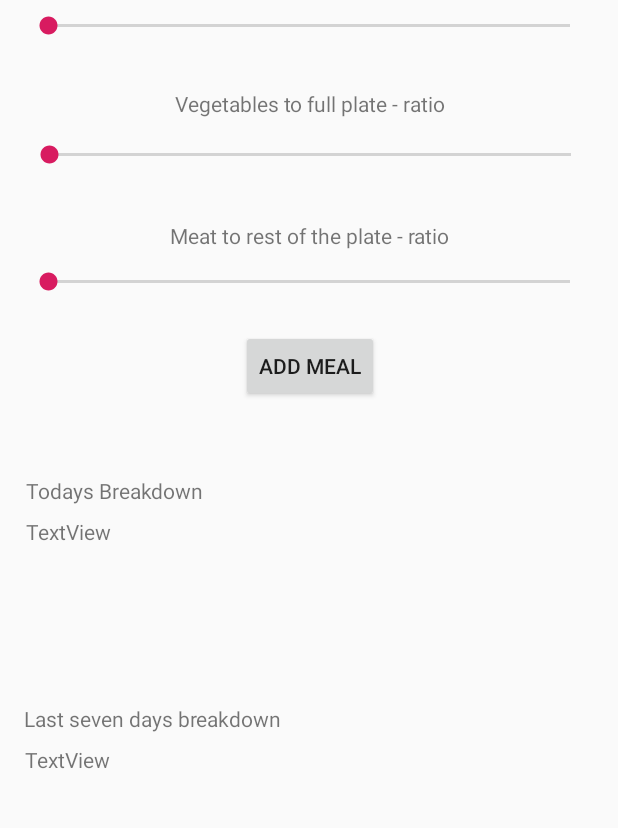
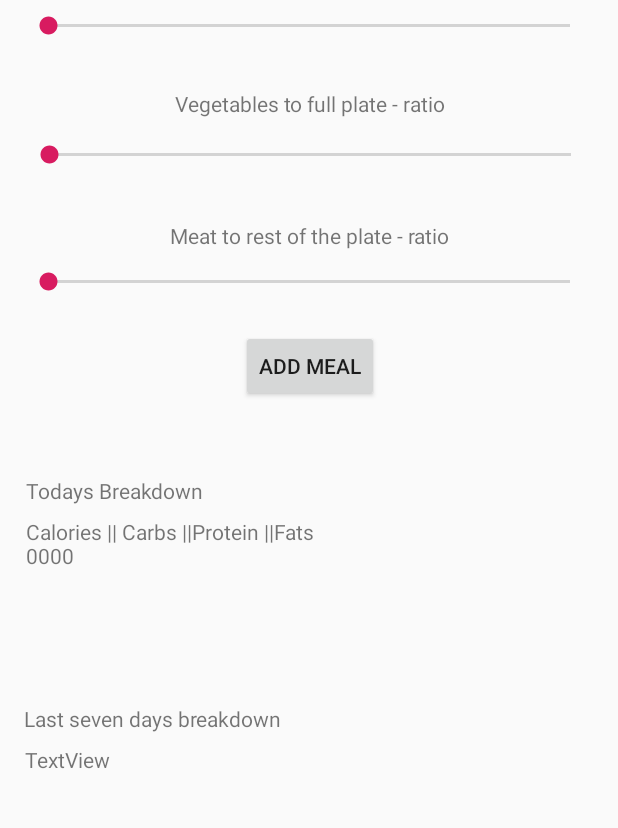
Before and after one commit to benjambo/iBeet, an Android app: the screen it shows after launch (FoodActivity), after a tap on "GOTO FOOD", on a phone screen of 412 x 824 dp, the part 251-1079 px from its top. Run offline under Robolectric (Android 15) with nearby library versions, the phone set to English and light mode, and no system bars.

Commit message:
- fixes in CalorieCalculator - FoodActivity set text fixed, not final version - sharedPreferences work in CalorieCalculator - comments

```diff
--- a/app/src/main/java/com/example/ibeet/CaloriesCalculator.java
+++ b/app/src/main/java/com/example/ibeet/CaloriesCalculator.java
@@ -39,7 +39,7 @@
  **************************************************************************************************/
 /***************************************************************************************************
  *
- *                      Calculator
+ *                      CaloriesCalculator
  *
  *  Input from user is meal in amounts (grams and division of plate, or preset)
  *  Input from preferences (Age, activity, preferred diet)
@@ -86,7 +86,13 @@ class CaloriesCalculator {
         FoodListGenerator foodListGenerator = new FoodListGenerator();
         calorieNeeds = foodListGenerator.getList();
         nutritionalCollection = new ArrayList<>();
+        nutritionalCollection.add(new double[]{0,0,0,0});
     }
+
+
+    public void setContext(Context context){
+        pref = context;
+    } //
 
     /**
      * Purge the old and set new plate values
@@ -115,6 +121,7 @@ class CaloriesCalculator {
         proteinGrams = ((0.2 * 0.3 * vegeWeight) + (0.25 * 0.9 * meatWeight));
         fatGrams = ((0.25 * 0.1 * meatWeight) + (0.05 * carbWeight));
 
+        update(calories, carbGrams, proteinGrams, fatGrams);
         /**
          * This is still in debugging mode
          */
@@ -124,7 +131,7 @@ class CaloriesCalculator {
 
 
     /**
-     * Update a nutritional breakdown into apps storage. The method indexes data by day
+     * Update a nutritional breakdown into app's storage. The method indexes data by day
      * @param calories : double
      * @param carbGrams : double
      * @param proteinGrams : double
@@ -134,11 +141,11 @@ class CaloriesCalculator {
 
         double[] newCollection = {calories, carbGrams, proteinGrams, fatGrams};
 
-        preferences_dates = pref.getSharedPreferences("DATES", Activity.MODE_PRIVATE);
+        preferences_dates = pref.getSharedPreferences("com.example.ibeet.DATES", Context.MODE_PRIVATE);
 
         //Get the time-difference between first launch and time now.
         long daysInMillis = 1000 * 60 * 60 * 24;    // = 24 hours in milliseconds
-        long daysDifferenceInMillis = (preferences_dates.getLong("CURRENT_DATE", 0) -
+         long daysDifferenceInMillis = (preferences_dates.getLong("CURRENT_DATE", 0) -
                             preferences_dates.getLong("FIRST_DATE",0));
 
         //following calculation should produce even number but one can never be too certain
@@ -146,10 +153,16 @@ class CaloriesCalculator {
                 / daysInMillis);
 
         //we will only store 7 days worth of usage history, so:
-        int weekDayRotationIndex = days % 7;
+        int weekDayRotationIndex;
+        if(days != 0) {
+            weekDayRotationIndex = days % 7;
+        } else {
+            weekDayRotationIndex = 0;
+        }
 
         //make sure we stack current days info, not overwrite it
         //when week passes, previous weekdays get overwritten.
+
         if(weekDayRotationIndex == currentDay){
             for(int i=0; i<4; i++){
                 double newValue = newCollection[i] +
@@ -179,6 +192,10 @@ class CaloriesCalculator {
      * @return double[] averageCollection
      */
     public double[] getWeeksAverageResults(){
+        //Funkion cannot resolve average for last seven days if there havent been seven days
+        if(nutritionalCollection.size()!=7){
+            return null;
+        }
         double averageValue = 0;
         double[] averageCollection = new double[4];
 
--- a/app/src/main/java/com/example/ibeet/FoodActivity.java
+++ b/app/src/main/java/com/example/ibeet/FoodActivity.java
@@ -9,8 +9,8 @@
  *          Calculate button -> CaloriesCalculator.class
  *
  *  Receives:
- *          Calories his day : int
- *          Calories this week : int
+ *          Nutritional values this day : int
+ *          Nutritional values this week : int
  *          daily nutrition comparison (calories, carbs, protein, fats : int, int, int, int)
  *          weekly nutritiom comparison (calories, carbs, protein, fats : int, int, int, int)
  *
@@ -20,6 +20,7 @@ package com.example.ibeet;
 
 import androidx.appcompat.app.AppCompatActivity;
 
+import android.content.Context;
 import android.os.Bundle;
 import android.view.View;
 import android.widget.Button;
@@ -27,6 +28,8 @@ import android.widget.SeekBar;
 import android.widget.TextView;
 import android.widget.Toast;
 
+import java.io.StringWriter;
+import java.text.DecimalFormat;
 import java.util.Locale;
 
 
@@ -34,7 +37,7 @@ public class FoodActivity extends AppCompatActivity {
 
     private double weight, vegetablePercentage, meatPercentage;
     private SeekBar sbWeight, sbVege, sbMeat;
-    private Button calculate;
+    private Button btnCalculate;
     private TextView dayTxtV, weekTxtV;
 
     @Override
@@ -46,9 +49,17 @@ public class FoodActivity extends AppCompatActivity {
         sbWeight = findViewById(R.id.sbWeight);
         sbVege = findViewById(R.id.sbVege);
         sbMeat = findViewById(R.id.sbMeat);
-        calculate = findViewById(R.id.calculatePlateBtn);
+        btnCalculate = findViewById(R.id.calculatePlateBtn);
+
+        //textviews
         dayTxtV = findViewById(R.id.dayBreakdownTxt);
         weekTxtV = findViewById(R.id.weekBreakdownTxt);
+
+        //initialize textfields
+        setText();
+
+        //Give singleton context, so it can access sharedPreferences
+        CaloriesCalculator.getInstance().setContext(this);
 
         sbWeight.setOnSeekBarChangeListener(new SeekBar.OnSeekBarChangeListener() {
             @Override
@@ -99,12 +110,13 @@ public class FoodActivity extends AppCompatActivity {
             }
         });
 
-        calculate.setOnClickListener(new View.OnClickListener() {
+        btnCalculate.setOnClickListener(new View.OnClickListener() {
             @Override
             public void onClick(View v) {
                 double finalWeight = (1000 * (weight/100) + 50);
                 double vgPercentage = (vegetablePercentage / 100);
                 double mtcPercentage = (meatPercentage / 100);
+                setText();
 
                 /**
                  * This is still in debugging mode
@@ -114,21 +126,25 @@ public class FoodActivity extends AppCompatActivity {
                         CaloriesCalculator.getInstance().calculatePlate(), Toast.LENGTH_LONG).show();
             }
         });
+    }
 
-        /* this is currently broken
+    /**
+     * Update statistics in FoodActivity
+     */
+    private void setText(){
 
-        StringBuilder dayText = new StringBuilder();
-        StringBuilder weekText = new StringBuilder();
-        for(int i=0; i<4; i++){
-            dayText.append(String.format(Locale.getDefault() ,"%.1f",
-                    CaloriesCalculator.getInstance().getDaysResults()[i]) +
-                    " || ");
-            weekText.append(String.format(Locale.getDefault(), "%.1f",
-                    CaloriesCalculator.getInstance().getWeeksAverageResults()[i]) +
-                    " || ");
+        DecimalFormat df = new DecimalFormat("#.#");
+        if(CaloriesCalculator.getInstance().getDaysResults() != null){
+            double[] dayStats = CaloriesCalculator.getInstance().getDaysResults();
+            dayTxtV.setText(("Calories || Carbs ||Protein ||Fats \n" + df.format(dayStats[0]) +
+                    df.format(dayStats[1]) + df.format(dayStats[2]) + df.format(dayStats[3])));
         }
-        dayTxtV.setText(("Calories || Carbs ||Protein ||Fats \n" + dayText));
-        weekTxtV.setText(("Calories || Carbs ||Protein ||Fats \n" + weekText));
-        */
+        ///*
+        if(CaloriesCalculator.getInstance().getWeeksAverageResults() != null){
+            double[] weekStats = CaloriesCalculator.getInstance().getWeeksAverageResults();
+            weekTxtV.setText(("Calories || Carbs ||Protein ||Fats \n" + df.format(weekStats[0]) +
+                    df.format(weekStats[1]) + df.format(weekStats[2]) + df.format(weekStats[3])));
+        } //
+
     }
 }
--- a/app/src/main/java/com/example/ibeet/MainActivity.java
+++ b/app/src/main/java/com/example/ibeet/MainActivity.java
@@ -3,6 +3,7 @@ package com.example.ibeet;
 import androidx.appcompat.app.AppCompatActivity;
 
 import android.app.Activity;
+import android.content.Context;
 import android.content.Intent;
 import android.content.SharedPreferences;
 import android.os.Bundle;
@@ -30,7 +31,6 @@ public class MainActivity extends AppCompatActivity {
         setContentView(R.layout.activity_main);
         updateDate();   //Updating current date is important
 
-
         //Placeholder means for moving to foodpage
         food = findViewById(R.id.foodBtn);
         food.setOnClickListener(new View.OnClickListener() {
@@ -50,14 +50,14 @@ public class MainActivity extends AppCompatActivity {
 
     /**
      * Every time main activity is created, the date is updated. Either current date is overwritten
-     * in the SharedPreferences or the first date is set on the morning of the first use of the
-     * application.
+     * in the SharedPreferences or the first date is set on the morning ( 00:00) of the first use of
+     * the application.
      *
      * Useful
      * https://stackoverflow.com/questions/21285161/android-difference-between-two-dates
      */
     private void updateDate(){
-        preferences_dates = getSharedPreferences("DATES", Activity.MODE_PRIVATE);
+        preferences_dates = getSharedPreferences("com.example.ibeet.DATES", Context.MODE_PRIVATE);
         editor_date = preferences_dates.edit();
         date = new Date(); tz = TimeZone.getDefault();
 
@@ -74,14 +74,15 @@ public class MainActivity extends AppCompatActivity {
 
             long firstDate = (date.getTime() - difference);
             editor_date.putLong("FIRST_DATE", firstDate);
+            editor_date.putLong("CURRENT_DATE", firstDate);
         }
         editor_date.apply();
 
-        /* //DEBUGGING
+         /*//DEBUGGING
         String first_date = new SimpleDateFormat("yyyy.MM.dd HH:mm", Locale.getDefault()).format(
-                new Date(preferences_dates.getLong("CURRENT_DATE", 0)));
+                new Date(preferences_dates.getLong("FIRST_DATE", 0)));
         Toast.makeText(MainActivity.this, "TIME: " + first_date,
                 Toast.LENGTH_LONG).show();
-        */
+        //*/
     }
 }
```
